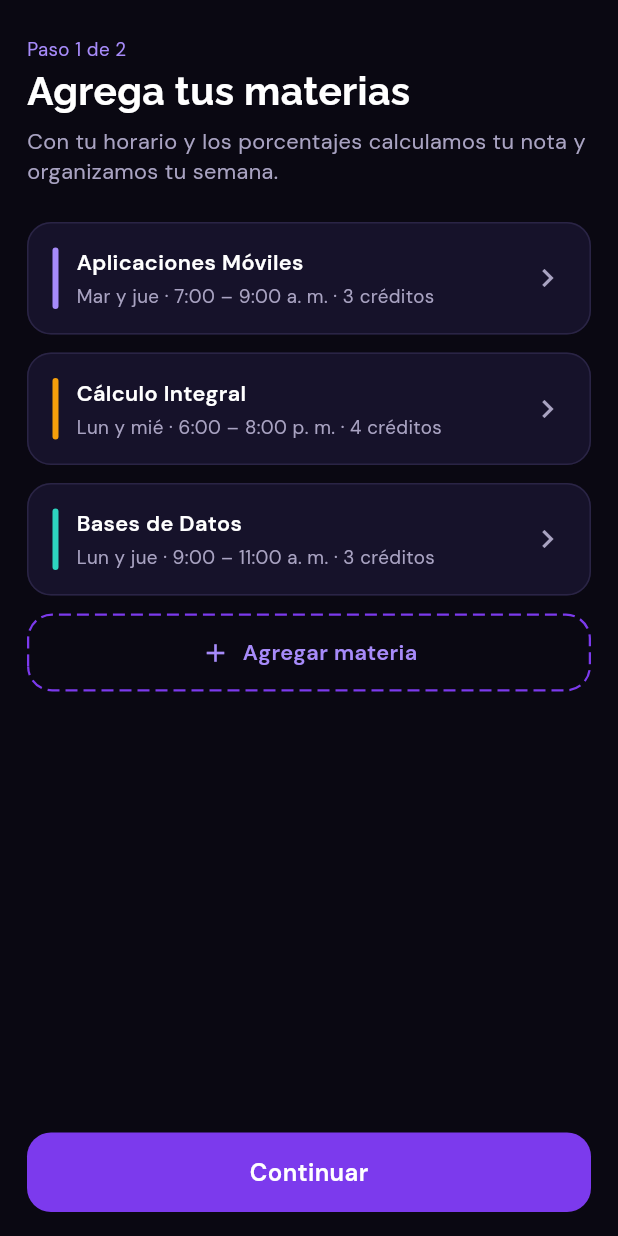
After one commit to JmDavid1x/StudyFlow, a Flutter app: the SetupSubjectsScreen screen opened by its route, on a phone screen of 412 x 824 dp. The commit adds this screen. Run offline on Flutter 3.47's test engine with Material 3 defaults, Android fonts, the phone set to English and light mode, and no system bars; our stand-ins replace google_fonts.

Commit message:
feat(materias): pantalla 08 Tus materias

```diff
--- a/lib/features/subjects/subjects_routes.dart
+++ b/lib/features/subjects/subjects_routes.dart
@@ -3,13 +3,14 @@ import 'package:flutter/widgets.dart';
 import 'package:studyflow/core/navigation/app_routes.dart';
 import 'package:studyflow/core/navigation/placeholder_screen.dart';
 import 'package:studyflow/core/navigation/team.dart';
+import 'package:studyflow/features/subjects/ui/screens/setup_subjects_screen.dart';
 
 /// Rutas de Configuración y materias (Miguel).
 ///
 /// Cuando termines una pantalla, cambia su PlaceholderScreen por tu pantalla.
 /// Solo tú editas este archivo, así no hay conflictos con el resto del equipo.
 final Map<String, WidgetBuilder> subjectsRoutes = {
-  AppRoutes.setupSubjects: (_) => const PlaceholderScreen(figma: '08', title: 'Tus materias', owner: Team.p2),
+  AppRoutes.setupSubjects: (_) => const SetupSubjectsScreen(),
   AppRoutes.newSubject: (_) => const PlaceholderScreen(figma: '09', title: 'Nueva materia', owner: Team.p2),
   AppRoutes.setupReminders: (_) => const PlaceholderScreen(figma: '10', title: 'Activar recordatorios', owner: Team.p2),
   AppRoutes.subjectDetail: (_) => const PlaceholderScreen(figma: '22', title: 'Materia', owner: Team.p2),
--- /dev/null
+++ b/lib/features/subjects/ui/screens/setup_subjects_screen.dart
@@ -0,0 +1,94 @@
+import 'package:flutter/material.dart';
+
+import 'package:studyflow/core/design_system/design_system.dart';
+import 'package:studyflow/core/navigation/app_routes.dart';
+import 'package:studyflow/features/subjects/ui/widgets/dashed_add_button.dart';
+import 'package:studyflow/features/subjects/ui/widgets/subject_setup_tile.dart';
+import 'package:studyflow/features/subjects/ui/widgets/subjects_prototype_data.dart';
+
+/// Tus materias, paso 1 de la configuración inicial (Figma 08).
+///
+/// Lista las materias agregadas y deja agregar otra. "Continuar" lleva al
+/// paso 2: activar recordatorios.
+class SetupSubjectsScreen extends StatelessWidget {
+  const SetupSubjectsScreen({super.key, this.subjects = prototypeSubjects});
+
+  final List<PrototypeSubject> subjects;
+
+  void _addSubject(BuildContext context) {
+    Navigator.pushNamed(context, AppRoutes.newSubject);
+  }
+
+  @override
+  Widget build(BuildContext context) {
+    return Scaffold(
+      body: SafeArea(
+        child: Column(
+          children: [
+            Expanded(
+              child: SingleChildScrollView(
+                padding: const EdgeInsets.fromLTRB(
+                  SfSpacing.screen,
+                  SfSpacing.lg,
+                  SfSpacing.screen,
+                  SfSpacing.lg,
+                ),
+                child: Column(
+                  crossAxisAlignment: CrossAxisAlignment.stretch,
+                  children: [
+                    Text(
+                      'Paso 1 de 2',
+                      style: SfTypography.caption.copyWith(color: SfColors.primaryLight),
+                    ),
+                    const SizedBox(height: SfSpacing.xxs),
+                    Text('Agrega tus materias', style: SfTypography.h1),
+                    const SizedBox(height: SfSpacing.xs),
+                    Text(
+                      'Con tu horario y los porcentajes calculamos tu nota y '
+                      'organizamos tu semana.',
+                      style: SfTypography.body.copyWith(color: SfColors.textSecondary),
+                    ),
+                    const SizedBox(height: SfSpacing.lg),
+                    if (subjects.isEmpty)
+                      const SfEmptyState(
+                        icon: Icons.menu_book_outlined,
+                        title: 'Aún no tienes materias',
+                        message: 'Toca "Agregar materia" para registrar la primera y '
+                            'calcular tu nota.',
+                      )
+                    else
+                      for (final subject in subjects) ...[
+                        SubjectSetupTile(
+                          subject: subject,
+                          onTap: () => _addSubject(context),
+                        ),
+                        const SizedBox(height: SfSpacing.sm),
+                      ],
+                    DashedAddButton(
+                      label: 'Agregar materia',
+                      onPressed: () => _addSubject(context),
+                    ),
+                  ],
+                ),
+              ),
+            ),
+            Padding(
+              padding: const EdgeInsets.fromLTRB(
+                SfSpacing.screen,
+                SfSpacing.xs,
+                SfSpacing.screen,
+                SfSpacing.md,
+              ),
+              child: SfButton(
+                label: 'Continuar',
+                onPressed: subjects.isEmpty
+                    ? null
+                    : () => Navigator.pushNamed(context, AppRoutes.setupReminders),
+              ),
+            ),
+          ],
+        ),
+      ),
+    );
+  }
+}
--- /dev/null
+++ b/lib/features/subjects/ui/widgets/dashed_add_button.dart
@@ -0,0 +1,92 @@
+import 'package:flutter/material.dart';
+
+import 'package:studyflow/core/design_system/design_system.dart';
+
+/// Botón de borde punteado para agregar algo a una lista: "Agregar materia".
+///
+/// Es una acción secundaria, así que no compite con el botón principal de la
+/// pantalla.
+class DashedAddButton extends StatelessWidget {
+  const DashedAddButton({super.key, required this.label, required this.onPressed});
+
+  final String label;
+  final VoidCallback onPressed;
+
+  @override
+  Widget build(BuildContext context) {
+    final radius = BorderRadius.circular(SfRadius.lg);
+    return Semantics(
+      button: true,
+      label: label,
+      child: CustomPaint(
+        painter: const _DashedBorderPainter(
+          color: SfColors.primary,
+          radius: SfRadius.lg,
+          dash: SfSpacing.xs,
+          gap: SfSpacing.xxs,
+        ),
+        child: Material(
+          type: MaterialType.transparency,
+          child: InkWell(
+            onTap: onPressed,
+            borderRadius: radius,
+            child: Padding(
+              padding: const EdgeInsets.symmetric(vertical: SfSpacing.md),
+              child: Row(
+                mainAxisAlignment: MainAxisAlignment.center,
+                children: [
+                  const Icon(Icons.add, size: SfSpacing.lg - SfSpacing.xxs, color: SfColors.primaryLight),
+                  const SizedBox(width: SfSpacing.xs),
+                  Text(
+                    label,
+                    style: SfTypography.bodyStrong.copyWith(color: SfColors.primaryLight),
+                  ),
+                ],
+              ),
+            ),
+          ),
+        ),
+      ),
+    );
+  }
+}
+
+class _DashedBorderPainter extends CustomPainter {
+  const _DashedBorderPainter({
+    required this.color,
+    required this.radius,
+    required this.dash,
+    required this.gap,
+  });
+
+  static const _strokeWidth = 1.5;
+
+  final Color color;
+  final double radius;
+  final double dash;
+  final double gap;
+
+  @override
+  void paint(Canvas canvas, Size size) {
+    final paint = Paint()
+      ..color = color
+      ..style = PaintingStyle.stroke
+      ..strokeWidth = _strokeWidth;
+    final rect = (Offset.zero & size).deflate(_strokeWidth / 2);
+    final path = Path()..addRRect(RRect.fromRectAndRadius(rect, Radius.circular(radius)));
+    for (final metric in path.computeMetrics()) {
+      var distance = 0.0;
+      while (distance < metric.length) {
+        canvas.drawPath(metric.extractPath(distance, distance + dash), paint);
+        distance += dash + gap;
+      }
+    }
+  }
+
+  @override
+  bool shouldRepaint(_DashedBorderPainter oldDelegate) =>
+      color != oldDelegate.color ||
+      radius != oldDelegate.radius ||
+      dash != oldDelegate.dash ||
+      gap != oldDelegate.gap;
+}
--- /dev/null
+++ b/lib/features/subjects/ui/widgets/subject_setup_tile.dart
@@ -0,0 +1,51 @@
+import 'package:flutter/material.dart';
+
+import 'package:studyflow/core/design_system/design_system.dart';
+import 'package:studyflow/features/subjects/ui/widgets/subjects_prototype_data.dart';
+
+/// Fila de una materia agregada (Figma 08): barra con el color de la materia,
+/// nombre, horario y créditos.
+class SubjectSetupTile extends StatelessWidget {
+  const SubjectSetupTile({super.key, required this.subject, this.onTap});
+
+  final PrototypeSubject subject;
+  final VoidCallback? onTap;
+
+  @override
+  Widget build(BuildContext context) {
+    return SfCard(
+      onTap: onTap,
+      child: IntrinsicHeight(
+        child: Row(
+          crossAxisAlignment: CrossAxisAlignment.stretch,
+          children: [
+            Container(
+              width: SfSpacing.xxs,
+              decoration: BoxDecoration(
+                color: subject.color,
+                borderRadius: BorderRadius.circular(SfRadius.sm),
+              ),
+            ),
+            const SizedBox(width: SfSpacing.sm),
+            Expanded(
+              child: Column(
+                crossAxisAlignment: CrossAxisAlignment.start,
+                mainAxisAlignment: MainAxisAlignment.center,
+                children: [
+                  Text(subject.name, style: SfTypography.bodyStrong),
+                  const SizedBox(height: SfSpacing.xxs),
+                  Text(
+                    '${subject.schedule} · ${subject.credits} créditos',
+                    style: SfTypography.caption,
+                  ),
+                ],
+              ),
+            ),
+            const SizedBox(width: SfSpacing.xs),
+            const Icon(Icons.chevron_right, color: SfColors.textSecondary),
+          ],
+        ),
+      ),
+    );
+  }
+}
--- /dev/null
+++ b/lib/features/subjects/ui/widgets/subjects_prototype_data.dart
@@ -0,0 +1,62 @@
+import 'package:flutter/material.dart';
+
+import 'package:studyflow/core/design_system/design_system.dart';
+
+/// Datos de ejemplo de las pantallas de materias, tomados del prototipo de
+/// Figma (pantallas 08, 21 y 22).
+///
+/// `DemoData` todavía no trae los créditos y algunos horarios, profesores y
+/// metas no coinciden con Figma. Mientras el grupo lo alinea, estas pantallas
+/// usan estos datos para verse igual que el prototipo.
+/// En el Sprint 2 se reemplazan por datos reales de Supabase.
+class PrototypeSubject {
+  const PrototypeSubject({
+    required this.name,
+    required this.professor,
+    required this.color,
+    required this.schedule,
+    required this.credits,
+    required this.grade,
+    required this.goal,
+  });
+
+  final String name;
+  final String professor;
+  final Color color;
+
+  /// "Mar y jue · 7:00 – 9:00 a. m."
+  final String schedule;
+  final int credits;
+  final double grade;
+  final double goal;
+}
+
+const prototypeSubjects = <PrototypeSubject>[
+  PrototypeSubject(
+    name: 'Aplicaciones Móviles',
+    professor: 'Prof. Andrés Ruiz',
+    color: SfColors.primaryLight,
+    schedule: 'Mar y jue · 7:00 – 9:00 a. m.',
+    credits: 3,
+    grade: 4.1,
+    goal: 4.4,
+  ),
+  PrototypeSubject(
+    name: 'Cálculo Integral',
+    professor: 'Prof. Laura Méndez',
+    color: SfColors.warning,
+    schedule: 'Lun y mié · 6:00 – 8:00 p. m.',
+    credits: 4,
+    grade: 3.8,
+    goal: 4.0,
+  ),
+  PrototypeSubject(
+    name: 'Bases de Datos',
+    professor: 'Prof. Camilo Torres',
+    color: SfColors.info,
+    schedule: 'Lun y jue · 9:00 – 11:00 a. m.',
+    credits: 3,
+    grade: 4.3,
+    goal: 4.5,
+  ),
+];
```
